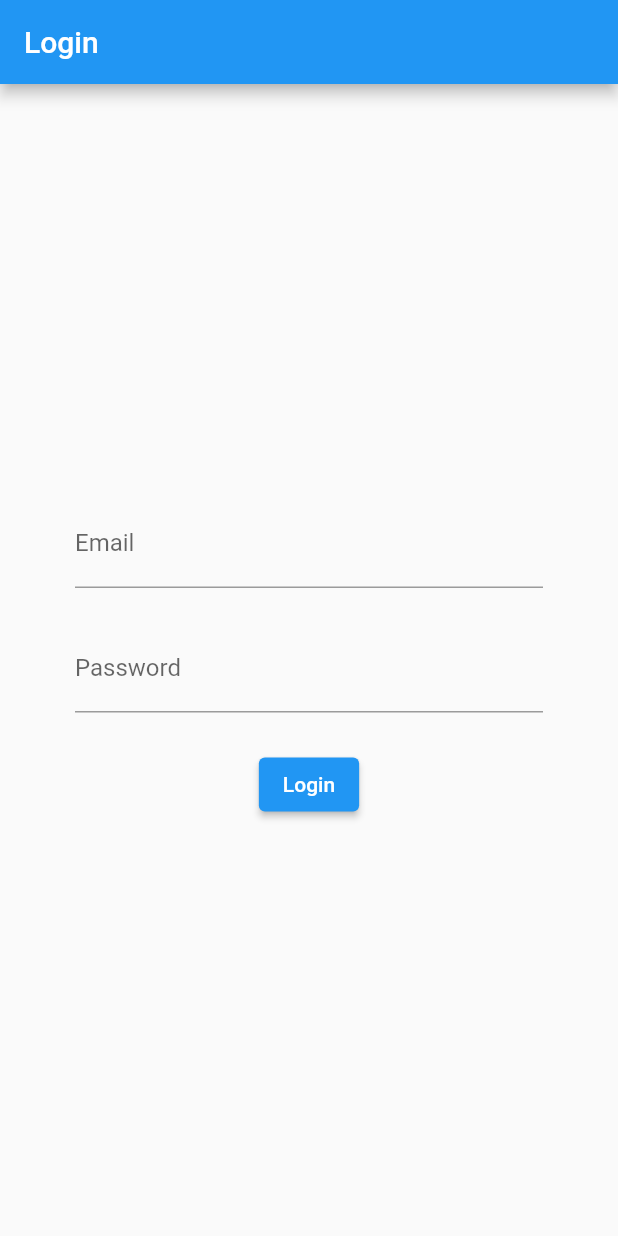
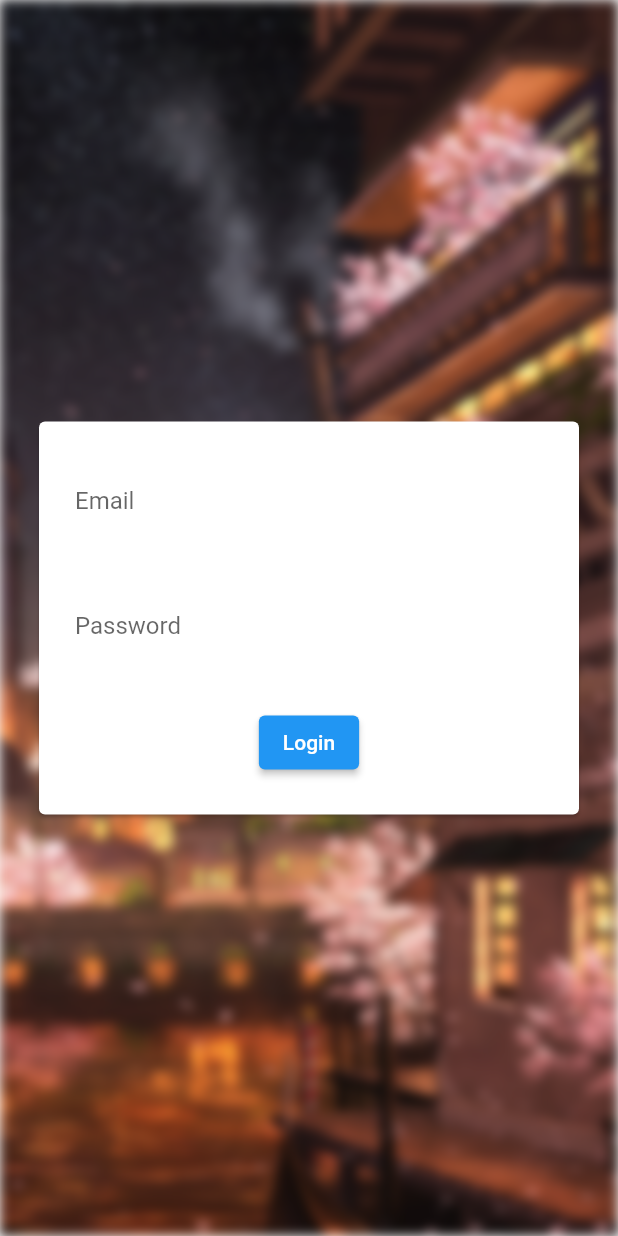
Before and after one commit to sushmoyr/auth_route_test, a Flutter app: the LoginScreen screen opened by its route, on a phone screen of 412 x 824 dp. Run offline on Flutter 3.47's test engine with Material 2 defaults, Android fonts, the phone set to English and light mode, and no system bars; our stand-ins replace dartz, firebase_auth, firebase_core, flutter_riverpod, go_router, routemaster; accounts and stored records are empty.

Commit message:
style: remove unused import in auth_notifier.dart feat: add AuthViewmodel with login method style(router): change auth route to login route style(login_screen): add background image and blur effect style(login_screen): add padding and remove appbar style(login_screen): remove unused code and add borderless input decoration style(login_screen): add login button style(verify_screen): add const to TextField and SizedBox style(welcome_screen): add const to TextSpan feat: add dartz dependency to pubspec.yaml

```diff
--- a/lib/ui/login_screen.dart
+++ b/lib/ui/login_screen.dart
@@ -1,5 +1,9 @@
+import 'dart:ui';
+
 import 'package:firebase_auth/firebase_auth.dart';
 import 'package:flutter/material.dart';
+
+import '../generated/assets.dart';
 
 class LoginScreen extends StatefulWidget {
   const LoginScreen({Key? key}) : super(key: key);
@@ -22,10 +26,21 @@ class _LoginScreenState extends State<LoginScreen> {
   @override
   Widget build(BuildContext context) {
     return Scaffold(
-      appBar: AppBar(
-        title: const Text("Login"),
+      body: Stack(
+        fit: StackFit.expand,
+        children: [
+          ImageFiltered(
+            imageFilter: ImageFilter.blur(
+              sigmaX: 4,
+              sigmaY: 4,
             ),
-      body: Center(
+            child: Image.asset(
+              Assets.assetsBackground,
+              fit: BoxFit.cover,
+            ),
+          ),
+          Center(
+            child: Card(
               child: ConstrainedBox(
                 constraints: BoxConstraints(
                   maxWidth: 360,
@@ -34,11 +49,13 @@ class _LoginScreenState extends State<LoginScreen> {
                   padding: const EdgeInsets.all(24.0),
                   child: Column(
                     mainAxisAlignment: MainAxisAlignment.center,
+                    mainAxisSize: MainAxisSize.min,
                     children: [
                       TextField(
                         controller: email,
                         decoration: InputDecoration(
                           labelText: 'Email',
+                          border: InputBorder.none,
                         ),
                       ),
                       SizedBox(height: 24),
@@ -46,12 +63,13 @@ class _LoginScreenState extends State<LoginScreen> {
                         controller: password,
                         decoration: InputDecoration(
                           labelText: 'Password',
+                          border: InputBorder.none,
                         ),
                       ),
                       SizedBox(height: 24),
                       ElevatedButton(
                         onPressed: () {
-                    FirebaseAuth.instance.signInAnonymously();
+                          // FirebaseAuth.instance.signInAnonymously();
                         },
                         child: Text('Login'),
                       ),
@@ -60,6 +78,9 @@ class _LoginScreenState extends State<LoginScreen> {
                 ),
               ),
             ),
+          ),
+        ],
+      ),
     );
   }
 }
--- a/lib/ui/verify_screen.dart
+++ b/lib/ui/verify_screen.dart
@@ -25,12 +25,12 @@ class VerifyScreen extends ConsumerWidget {
               child: Column(
                 mainAxisAlignment: MainAxisAlignment.center,
                 children: [
-                  TextField(
+                  const TextField(
                     decoration: InputDecoration(
                       labelText: 'Enter Pin',
                     ),
                   ),
-                  SizedBox(height: 24),
+                  const SizedBox(height: 24),
                   ElevatedButton(
                     onPressed: () async {},
                     child: Text('Verify'),
--- a/lib/ui/welcome_screen.dart
+++ b/lib/ui/welcome_screen.dart
@@ -30,7 +30,7 @@ class WelcomeScreen extends StatelessWidget {
           ),
           Center(
             child: Text.rich(
-              TextSpan(
+              const TextSpan(
                 children: [
                   TextSpan(text: 'Welcome to\n'),
                   TextSpan(text: 'The Heavenly Palace'),
@@ -52,7 +52,9 @@ class WelcomeScreen extends StatelessWidget {
                     ),
                     foregroundColor: Colors.white,
                   ),
-                  onPressed: () {},
+                  onPressed: () {
+                    context.go('/login');
+                  },
                   child: Text("Login"),
                 ),
                 SizedBox(width: 24),
--- a/pubspec.yaml
+++ b/pubspec.yaml
@@ -40,6 +40,7 @@ dependencies:
   go_router: ^6.5.7
   firebase_core: ^2.10.0
   firebase_auth: ^4.4.2
+  dartz: ^0.10.1
 
 dev_dependencies:
   flutter_test:
```
Also changed, not shown: lib/notifiers/auth_notifier.dart (+11 -1 lines), lib/notifiers/auth_viewmodel.dart (+19 -0 lines), lib/router/go_router.dart (+4 -4 lines), pubspec.lock. Lines whose indentation alone changed are shown as unchanged.
